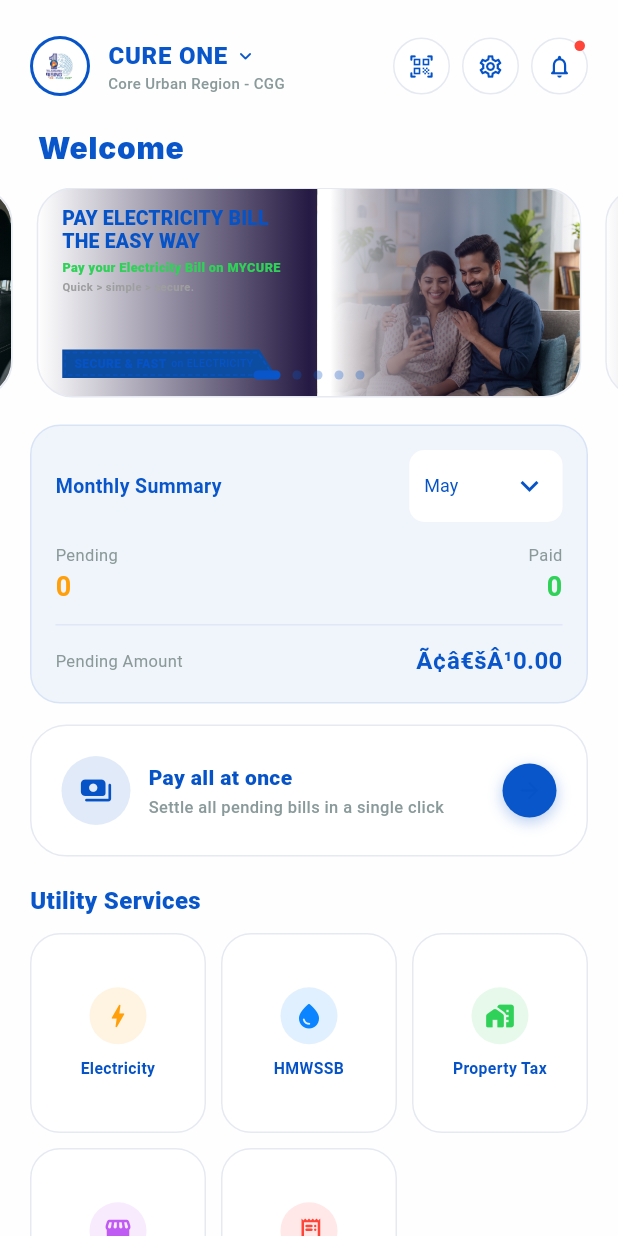
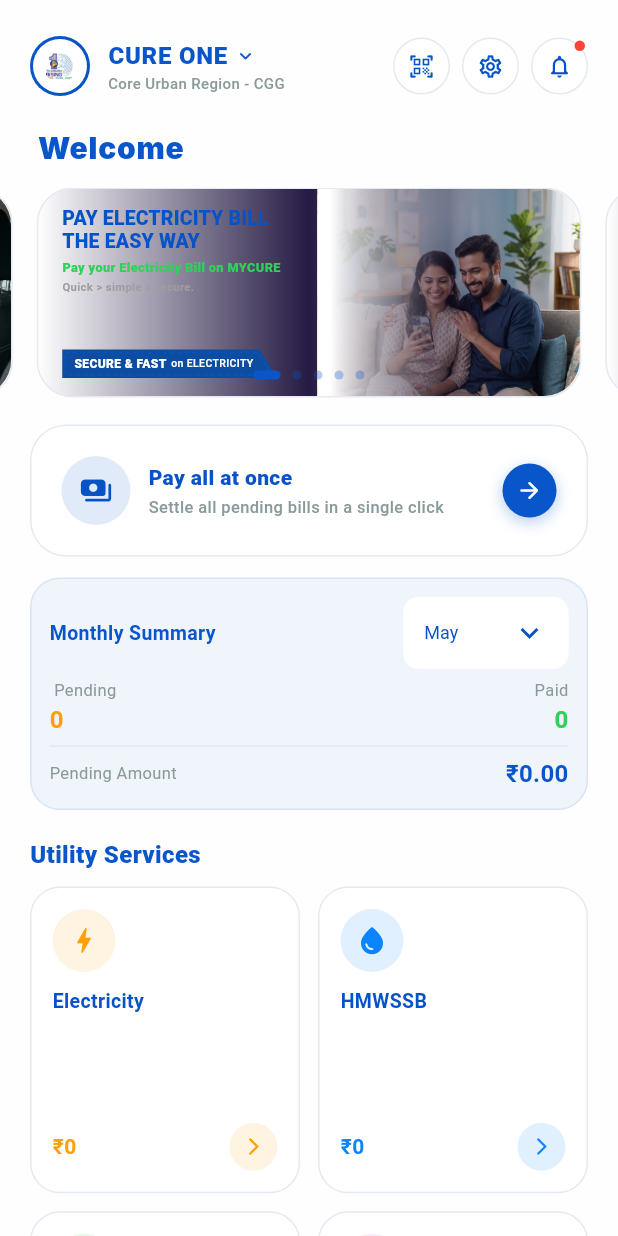
Before and after one commit to enk1141/cureone, a Flutter app: the DashboardScreen screen opened by its route, on a phone screen of 412 x 824 dp. Run offline on Flutter 3.47's test engine with Material 3 defaults, Android fonts, the phone set to English and light mode, and no system bars; drawn by our look-alikes of carousel_slider; our stand-ins replace flutter_bloc; Roboto replaces fonts that are missing (Inter).

Commit message:
dashboard theme

```diff
--- a/lib/features/dashboard/screens/dashboard.dart
+++ b/lib/features/dashboard/screens/dashboard.dart
@@ -81,13 +81,13 @@
                   const SizedBox(height: 12),
                   _buildBannerCarousel(),
                   const SizedBox(height: 18),
+                  _buildPayAllAtOnceCard(),
+                  const SizedBox(height: 14),
                   BlocBuilder<DashboardBloc, DashboardState>(
                     builder: (context, state) {
                       return _buildSummaryCard(state);
                     },
                   ),
-                  const SizedBox(height: 14),
-                  _buildPayAllAtOnceCard(),
                   const SizedBox(height: 14),
                   _buildAllServicesHeader(),
                   _buildServicesGrid(),
@@ -478,7 +478,7 @@
                             Text(
                               badgeHighlight,
                               style: const TextStyle(
-                                color: const Color(0xFF0653C7),
+                                color: Colors.white,
                                 fontSize: 8,
                                 fontWeight: FontWeight.w900,
                               ),
@@ -487,7 +487,7 @@
                             Text(
                               badgeRest,
                               style: const TextStyle(
-                                color: const Color(0xFF0653C7),
+                                color: Colors.white,
                                 fontSize: 7,
                                 fontWeight: FontWeight.w500,
                               ),
@@ -540,9 +540,9 @@
           padding:
               const EdgeInsets.only(left: 20, right: 20, top: 4, bottom: 8),
           gridDelegate: const SliverGridDelegateWithFixedCrossAxisCount(
-            crossAxisCount: 3,
-            crossAxisSpacing: 10,
-            mainAxisSpacing: 10,
+            crossAxisCount: 2,
+            crossAxisSpacing: 12,
+            mainAxisSpacing: 12,
             childAspectRatio: 0.88,
           ),
           itemCount: state.bills.length,
@@ -552,8 +552,8 @@
             final type = bill['type'] as String;
             final theme = _getServiceTheme(type);
 
-            final IconData iconData = theme['icon'] as IconData;
-            final Color accentColor = theme['color'] as Color;
+            final IconData iconData = theme['icon'];
+            final Color accentColor = theme['color'];
 
             return Container(
               decoration: BoxDecoration(
@@ -579,14 +579,18 @@
                     );
                   },
                   child: Padding(
-                    padding: const EdgeInsets.all(10),
+                    padding: const EdgeInsets.all(14),
                     child: Column(
-                      mainAxisAlignment: MainAxisAlignment.center,
+                      crossAxisAlignment: CrossAxisAlignment.start,
+                      mainAxisAlignment: MainAxisAlignment.spaceBetween,
                       children: [
-                        // Icon circle with subtle glow background
+                        // 🔷 TOP SECTION (Icon + Title)
+                        Column(
+                          crossAxisAlignment: CrossAxisAlignment.start,
+                          children: [
                             Container(
-                          height: 38,
-                          width: 38,
+                              height: 42,
+                              width: 42,
                               decoration: BoxDecoration(
                                 color: accentColor.withOpacity(0.12),
                                 shape: BoxShape.circle,
@@ -594,22 +598,49 @@
                               child: Icon(
                                 iconData,
                                 color: accentColor,
-                            size: 20,
+                                size: 22,
                               ),
                             ),
                             const SizedBox(height: 10),
-                        // Service Title
                             Text(
                               title,
-                          textAlign: TextAlign.center,
                               maxLines: 2,
                               overflow: TextOverflow.ellipsis,
                               style: const TextStyle(
-                            color: const Color(0xFF0653C7),
-                            fontSize: 10.5,
+                                color: Color(0xFF0653C7),
+                                fontSize: 13,
                                 fontWeight: FontWeight.w700,
-                            height: 1.2,
                               ),
+                            ),
+                          ],
+                        ),
+
+                        // 🔷 BOTTOM SECTION (Amount + Arrow)
+                        Row(
+                          mainAxisAlignment: MainAxisAlignment.spaceBetween,
+                          children: [
+                            Text(
+                              "₹${(bill['amount'] ?? 0).toString()}",
+                              style: TextStyle(
+                                color: accentColor,
+                                fontSize: 14,
+                                fontWeight: FontWeight.bold,
+                              ),
+                            ),
+                            Container(
+                              height: 32,
+                              width: 32,
+                              decoration: BoxDecoration(
+                                color: accentColor.withOpacity(0.12),
+                                shape: BoxShape.circle,
+                              ),
+                              child: Icon(
+                                Icons.arrow_forward_ios_rounded,
+                                size: 14,
+                                color: accentColor,
+                              ),
+                            ),
+                          ],
                         ),
                       ],
                     ),
@@ -704,7 +735,7 @@
                     ),
                     child: const Icon(
                       Icons.arrow_forward_rounded,
-                      color: const Color(0xFF0653C7),
+                      color: Colors.white,
                       size: 18,
                     ),
                   ),
@@ -773,22 +804,30 @@
 
   String _getMonthName(int month) {
     const months = [
-    "January","February","March","April","May","June",
-    "July","August","September","October","November","December"
+      "January",
+      "February",
+      "March",
+      "April",
+      "May",
+      "June",
+      "July",
+      "August",
+      "September",
+      "October",
+      "November",
+      "December"
     ];
     return months[month - 1];
   }
 
   Widget _buildSummaryCard(DashboardState state) {
-  final monthlyBills = state.utilityBills
-      .where((b) => b['month'] == selectedMonth)
-      .toList();
+    final monthlyBills =
+        state.utilityBills.where((b) => b['month'] == selectedMonth).toList();
 
     final pendingBills =
         monthlyBills.where((b) => !(b['isPaid'] ?? false)).length;
 
-  final paidBills =
-      monthlyBills.where((b) => (b['isPaid'] ?? false)).length;
+    final paidBills = monthlyBills.where((b) => (b['isPaid'] ?? false)).length;
 
     final totalAmount = monthlyBills
         .where((b) => !(b['isPaid'] ?? false))
@@ -797,7 +836,7 @@
     return Padding(
       padding: const EdgeInsets.symmetric(horizontal: 20),
       child: Container(
-      padding: const EdgeInsets.all(16),
+        padding: const EdgeInsets.all(12),
         decoration: BoxDecoration(
           color: Color(0xFF0956CB).withOpacity(0.06),
           borderRadius: BorderRadius.circular(20),
@@ -816,9 +855,8 @@
                     fontWeight: FontWeight.w700,
                   ),
                 ),
-
                 Container(
-                padding: const EdgeInsets.symmetric(horizontal: 10),
+                  padding: const EdgeInsets.symmetric(horizontal: 14),
                   decoration: BoxDecoration(
                     color: Colors.white,
                     borderRadius: BorderRadius.circular(10),
@@ -827,8 +865,10 @@
                     value: selectedMonth,
                     dropdownColor: Colors.white,
                     underline: const SizedBox(),
-                  icon: const Icon(Icons.keyboard_arrow_down, color: const Color(0xFF0653C7)),
-                  style: const TextStyle(color: const Color(0xFF0653C7), fontSize: 12),
+                    icon: const Icon(Icons.keyboard_arrow_down,
+                        color: const Color(0xFF0653C7)),
+                    style: const TextStyle(
+                        color: const Color(0xFF0653C7), fontSize: 12),
                     items: List.generate(12, (index) {
                       final month = index + 1;
                       return DropdownMenuItem(
@@ -845,21 +885,20 @@
                 ),
               ],
             ),
-
-          const SizedBox(height: 14),
-
+            const SizedBox(height: 6),
             Row(
               mainAxisAlignment: MainAxisAlignment.spaceBetween,
               children: [
                 Column(
                   crossAxisAlignment: CrossAxisAlignment.start,
                   children: [
-                  const Text("Pending",
-                      style: TextStyle(color: Color(0xFF8A9A9A), fontSize: 11)),
+                    const Text(" Pending",
+                        style:
+                            TextStyle(color: Color(0xFF8A9A9A), fontSize: 11)),
                     Text("$pendingBills",
                         style: const TextStyle(
                             color: Color(0xFFFF9F0A),
-                          fontSize: 18,
+                            fontSize: 16,
                             fontWeight: FontWeight.bold)),
                   ],
                 ),
@@ -867,32 +906,29 @@
                   crossAxisAlignment: CrossAxisAlignment.end,
                   children: [
                     const Text("Paid",
-                      style: TextStyle(color: Color(0xFF8A9A9A), fontSize: 11)),
+                        style:
+                            TextStyle(color: Color(0xFF8A9A9A), fontSize: 11)),
                     Text("$paidBills",
                         style: const TextStyle(
                             color: Color(0xFF30D158),
-                          fontSize: 18,
+                            fontSize: 16,
                             fontWeight: FontWeight.bold)),
                   ],
                 ),
               ],
             ),
-
-          const SizedBox(height: 12),
-
+            const SizedBox(height: 6),
             Container(
               height: 1,
               color: Color(0xFF0956CB).withOpacity(0.08),
             ),
-
-          const SizedBox(height: 12),
-
+            const SizedBox(height: 6),
             Row(
               mainAxisAlignment: MainAxisAlignment.spaceBetween,
               children: [
                 const Text("Pending Amount",
                     style: TextStyle(color: Color(0xFF8A9A9A), fontSize: 11)),
-              Text("Ã¢â€šÂ¹${totalAmount.toStringAsFixed(2)}",
+                Text("₹${totalAmount.toStringAsFixed(2)}",
                     style: const TextStyle(
                         color: Color(0xFF0956CB),
                         fontSize: 16,
--- a/lib/features/dashboard/screens/payment_confirmation_screen.dart
+++ b/lib/features/dashboard/screens/payment_confirmation_screen.dart
@@ -462,9 +462,9 @@
             shadowColor: const Color(0xFF19B9B9).withOpacity(0.3),
           ),
           onPressed: () => _showSuccessDialog(context, grandTotal),
-          child: Row(
+          child: const Row(
             mainAxisAlignment: MainAxisAlignment.center,
-            children: const [
+            children: [
               Icon(Icons.lock_outline_rounded, color: Colors.white, size: 16),
               SizedBox(width: 8),
               Text(
```
Also changed, not shown: lib/features/dashboard/screens/pay_all_at_once_screen.dart (+16 -15 lines), lib/features/dashboard/screens/utility_details_screen.dart (+83 -38 lines). Lines whose indentation alone changed are shown as unchanged.
